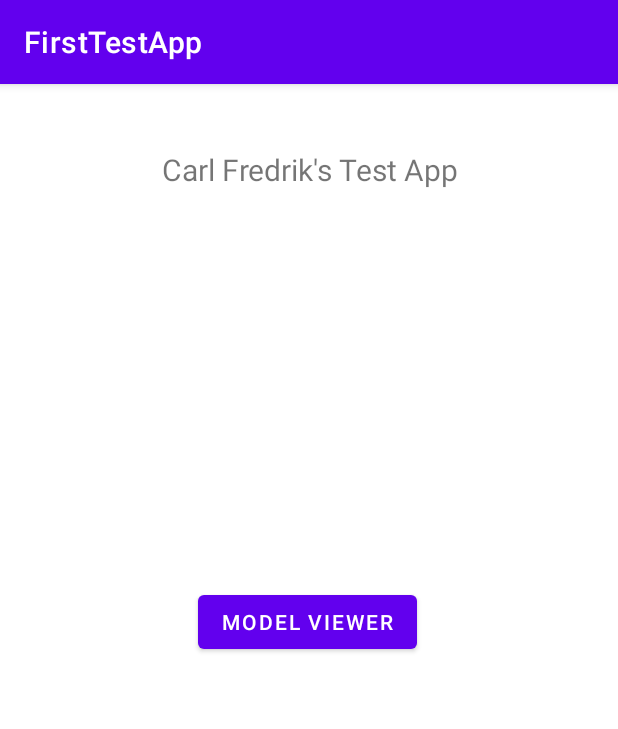
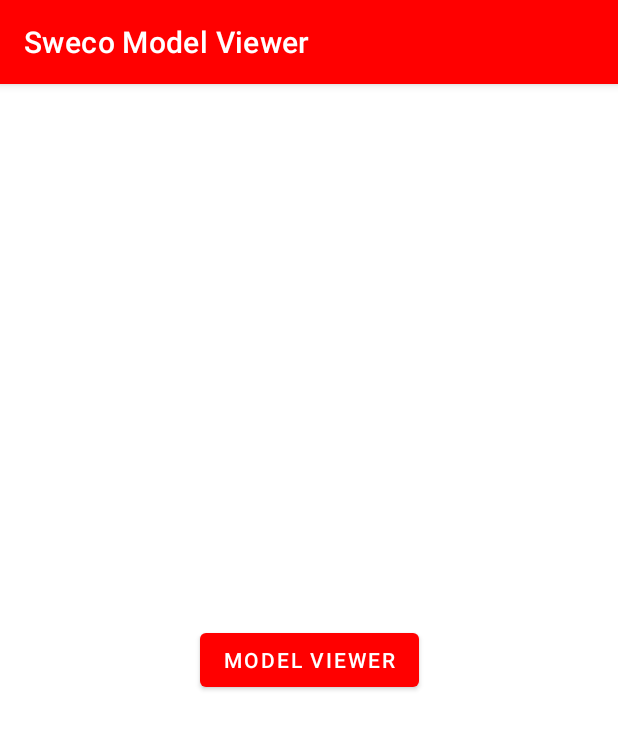
Before and after one commit to CarlFredrikAhl/FirstTestApp, an Android app: the screen it shows after launch (MainActivity), after a tap on "MODEL VIEWER", on a phone screen of 412 x 824 dp. Shown: the top 729 px of the screen. Run offline under Robolectric (Android 15) with nearby library versions, the phone set to English and light mode, and no system bars.

Commit message:
Changed toolbar

```diff
--- a/app/src/main/AndroidManifest.xml
+++ b/app/src/main/AndroidManifest.xml
@@ -5,7 +5,7 @@
     <application
         android:allowBackup="true"
         android:icon="@mipmap/ic_launcher"
-        android:label="@string/app_name"
+        android:label="Sweco Model Viewer"
         android:roundIcon="@mipmap/ic_launcher_round"
         android:supportsRtl="true"
         android:theme="@style/Theme.FirstTestApp">
--- a/app/src/main/java/com/example/firsttestapp/MainActivity.java
+++ b/app/src/main/java/com/example/firsttestapp/MainActivity.java
@@ -8,6 +8,7 @@ import android.net.Uri;
 import android.os.Bundle;
 import android.provider.MediaStore;
 import android.view.View;
+import android.view.WindowManager;
 import android.widget.ArrayAdapter;
 import android.widget.Button;
 import android.widget.ListView;
@@ -27,6 +28,7 @@ public class MainActivity extends AppCompatActivity {
         setContentView(R.layout.activity_main);
 
 
+
         changeActBtn = (Button) findViewById(R.id.changeActBtn);
         changeActBtn.setOnClickListener(new View.OnClickListener() {
             @Override
@@ -39,12 +41,10 @@ public class MainActivity extends AppCompatActivity {
     }
 
     public void modelViewer() {
-        Intent modelViewerIntent = new Intent(Intent.ACTION_VIEW);
         Intent sceneViewerIntent = new Intent(Intent.ACTION_VIEW);
-        sceneViewerIntent.setData(Uri.parse("https://arvr.google.com/scene-viewer/1.0?file=https://raw.githubusercontent.com/KhronosGroup/glTF-Sample-Models/master/2.0/Avocado/glTF/Avocado.gltf"));
+        sceneViewerIntent.setData(Uri.parse("https://arvr.google.com/scene-viewer/1.0?file=https://raw.githubusercontent.com/BabylonJS/Babylon.js/master/Playground/scenes/Alien/Alien.gltf"));
         sceneViewerIntent.setPackage("com.google.android.googlequicksearchbox");
         startActivity(sceneViewerIntent);
-
     }
 
     public void changeAct() {
--- a/app/src/main/res/layout/activity_main.xml
+++ b/app/src/main/res/layout/activity_main.xml
@@ -6,36 +6,14 @@
     android:layout_height="match_parent"
     tools:context=".MainActivity">
 
-    <TextView
-        android:id="@+id/textView"
-        android:layout_width="match_parent"
-        android:layout_height="50sp"
-        android:layout_marginStart="16dp"
-        android:layout_marginEnd="16dp"
-        android:gravity="center"
-        android:rotation="0"
-        android:rotationX="0"
-        android:rotationY="0"
-        android:text="Carl Fredrik's Test App"
-        android:textSize="20dp"
-        app:layout_constraintBottom_toBottomOf="parent"
-        app:layout_constraintEnd_toEndOf="parent"
-        app:layout_constraintHorizontal_bias="0.0"
-        app:layout_constraintStart_toStartOf="parent"
-        app:layout_constraintTop_toTopOf="parent"
-        app:layout_constraintVertical_bias="0.045" />
-
     <Button
         android:id="@+id/changeActBtn"
         android:layout_width="wrap_content"
         android:layout_height="wrap_content"
-        android:layout_marginTop="220dp"
         android:text="Model Viewer"
         app:layout_constraintBottom_toBottomOf="parent"
         app:layout_constraintEnd_toEndOf="parent"
-        app:layout_constraintHorizontal_bias="0.497"
         app:layout_constraintStart_toStartOf="parent"
-        app:layout_constraintTop_toBottomOf="@+id/textView"
-        app:layout_constraintVertical_bias="0.078" />
+        app:layout_constraintTop_toTopOf="parent" />
 
 </androidx.constraintlayout.widget.ConstraintLayout>
--- a/app/src/main/res/values/colors.xml
+++ b/app/src/main/res/values/colors.xml
@@ -7,4 +7,6 @@
     <color name="teal_700">#FF018786</color>
     <color name="black">#FF000000</color>
     <color name="white">#FFFFFFFF</color>
+    <color name="red">#FF0000</color>
+    <color name="orange">#FF9800</color>
 </resources>
--- a/app/src/main/res/values/themes.xml
+++ b/app/src/main/res/values/themes.xml
@@ -2,12 +2,12 @@
     <!-- Base application theme. -->
     <style name="Theme.FirstTestApp" parent="Theme.MaterialComponents.DayNight.DarkActionBar">
         <!-- Primary brand color. -->
-        <item name="colorPrimary">@color/purple_500</item>
-        <item name="colorPrimaryVariant">@color/purple_700</item>
+        <item name="colorPrimary">@color/red</item>
+        <item name="colorPrimaryVariant">@color/orange</item>
         <item name="colorOnPrimary">@color/white</item>
         <!-- Secondary brand color. -->
         <item name="colorSecondary">@color/teal_200</item>
-        <item name="colorSecondaryVariant">@color/teal_700</item>
+        <item name="colorSecondaryVariant">@color/orange</item>
         <item name="colorOnSecondary">@color/black</item>
         <!-- Status bar color. -->
         <item name="android:statusBarColor" tools:targetApi="l">?attr/colorPrimaryVariant</item>
```
Also changed, not shown: 1 other file.
